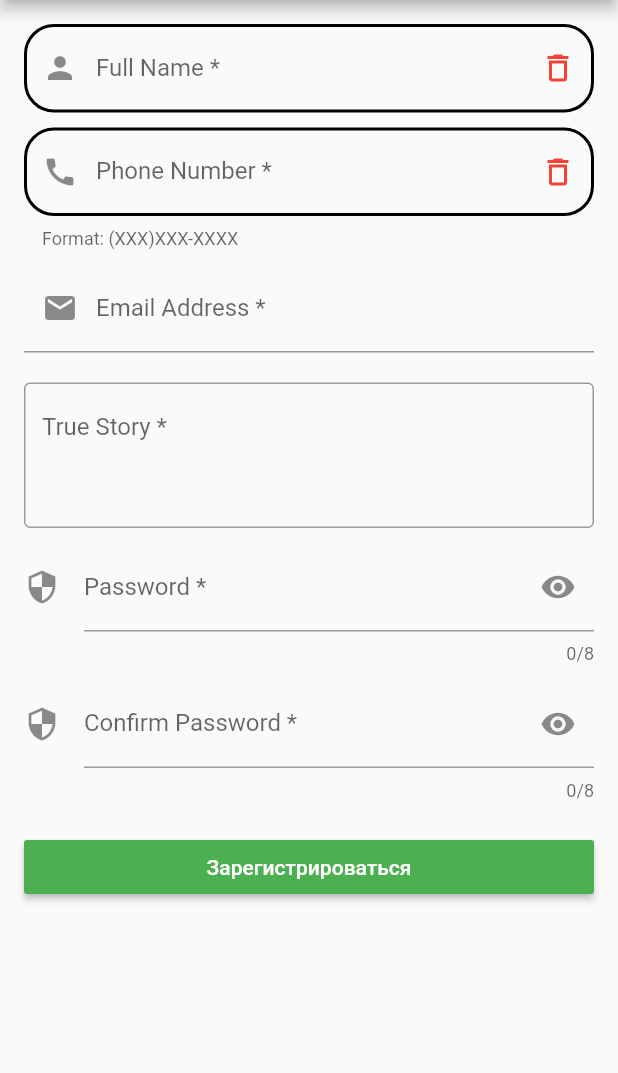
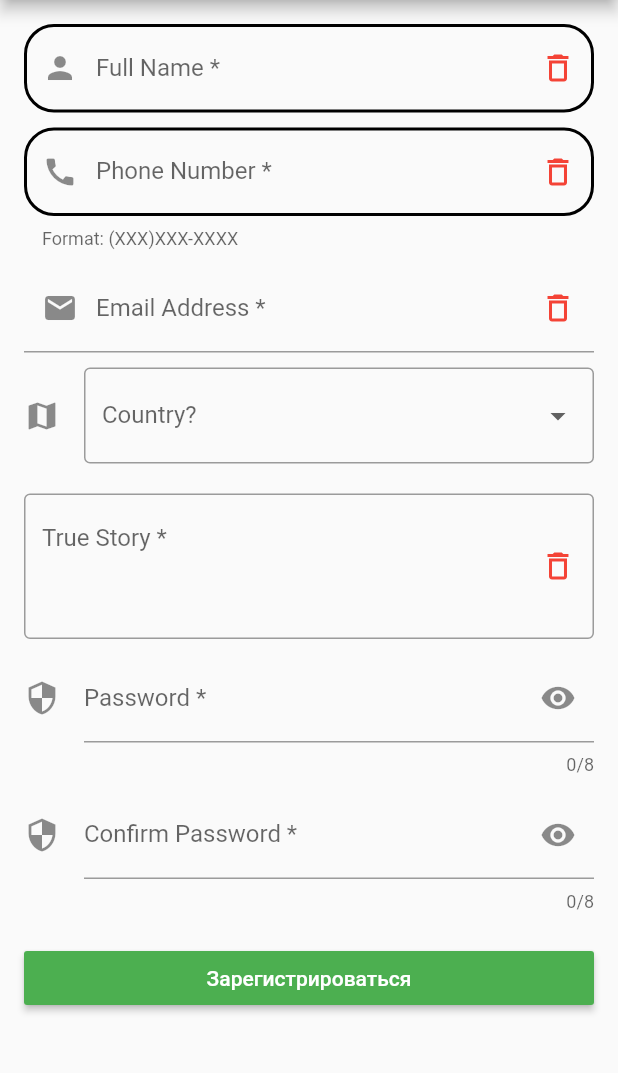
Before and after one commit to Glebovfl/register, a Flutter app: the screen it shows after launch, on a phone screen of 412 x 824 dp, the part 84-1157 px from its top. Run offline on Flutter 3.47's test engine with Material 2 defaults, Android fonts, the phone set to English and light mode, and no system bars.

Commit message:
add Dropdown and clearControllerText

```diff
--- a/lib/pages/register_form_page.dart
+++ b/lib/pages/register_form_page.dart
@@ -25,6 +25,9 @@ class _RegisterFormPageState extends State<RegisterFormPage> {
   final _passController = TextEditingController();
   final _confirmPassController = TextEditingController();
 
+  List<String> _countries = ['Ru', 'Uk', 'Ge', 'Fr'];
+  Object? _selectedCountry;
+
   @override
   void dispose() {
     _nameController.dispose();
@@ -33,6 +36,7 @@ class _RegisterFormPageState extends State<RegisterFormPage> {
     _storyController.dispose();
     _passController.dispose();
     _confirmPassController.dispose();
+
     super.dispose();
   }
 
@@ -54,8 +58,14 @@ class _RegisterFormPageState extends State<RegisterFormPage> {
                 labelText: 'Full Name *',
                 hintText: 'Школьная кличка',
                 prefixIcon: Icon(Icons.person),
-                suffixIcon: Icon(
-                  Icons.delete_outline,
+                suffixIcon: IconButton(
+                  icon:
+                      Icon(Icons.delete_outline),
+                  onPressed: () {
+                    setState(() {
+                      _nameController.text = '';
+                    });
+                  },
                   color: Colors.red,
                 ),
                 enabledBorder: OutlineInputBorder(
@@ -87,11 +97,25 @@ class _RegisterFormPageState extends State<RegisterFormPage> {
                   hintText: 'Есть позвонить?',
                   helperText: 'Format: (XXX)XXX-XXXX',
                   prefixIcon: Icon(Icons.call),
-                  suffixIcon: Icon(
-                    Icons.delete_outline,
-                    color: Colors.red,
+                  suffixIcon: IconButton(
+                  icon:
+                      Icon(Icons.delete_outline),
+                  onPressed: () {
+                    setState(() {
+                      _phoneController.text = '';
+                    });
+                  },
+                  color: Colors.red,
+                ),
+                  enabledBorder: OutlineInputBorder(
+                    borderRadius: BorderRadius.all(Radius.circular(20.0)),
+                    borderSide: BorderSide(color: Colors.black, width: 2.0),
                   ),
-                  enabledBorder: OutlineInputBorder(
+                  focusedErrorBorder: OutlineInputBorder(
+                    borderRadius: BorderRadius.all(Radius.circular(20.0)),
+                    borderSide: BorderSide(color: Colors.blue, width: 2.0),
+                  ),
+                  errorBorder: OutlineInputBorder(
                     borderRadius: BorderRadius.all(Radius.circular(20.0)),
                     borderSide: BorderSide(color: Colors.black, width: 2.0),
                   ),
@@ -118,10 +142,48 @@ class _RegisterFormPageState extends State<RegisterFormPage> {
                 labelText: 'Email Address *',
                 hintText: 'По IP вычислю!',
                 prefixIcon: Icon(Icons.mail),
+                suffixIcon: IconButton(
+                  icon:
+                      Icon(Icons.delete_outline),
+                  onPressed: () {
+                    setState(() {
+                      _emailController.text = '';
+                    });
+                  },
+                  color: Colors.red,
+                ),
+
               ),
               keyboardType: TextInputType.emailAddress,
               validator: _validateEmail,
             ),
+            SizedBox(
+              height: 10.0,
+            ),
+
+            DropdownButtonFormField(
+              decoration: InputDecoration(
+                border: OutlineInputBorder(),
+                icon: Icon(Icons.map),
+                labelText: 'Country?',
+              ),
+              items: _countries.map((country){
+                return DropdownMenuItem(
+                  child: Text(country),
+                  value:country,
+                  );
+              }).toList(),
+              onChanged: (data) {
+                print(data);
+                setState(() {
+                  _selectedCountry = data;
+                });
+              },
+              value: _selectedCountry,
+              // validator: (val) {
+              //   return val == null ? 'Выбери страну' : null;
+              // },
+              ),
             SizedBox(
               height: 20.0,
             ),
@@ -132,6 +194,16 @@ class _RegisterFormPageState extends State<RegisterFormPage> {
                 alignLabelWithHint: true,
                 hintText: 'Выкладывай...',
                 border: OutlineInputBorder(),
+                suffixIcon: IconButton(
+                  icon:
+                      Icon(Icons.delete_outline),
+                  onPressed: () {
+                    setState(() {
+                      _storyController.text = '';
+                    });
+                  },
+                  color: Colors.red,
+                ),
               ),
               maxLines: 3,
               inputFormatters: [
```
